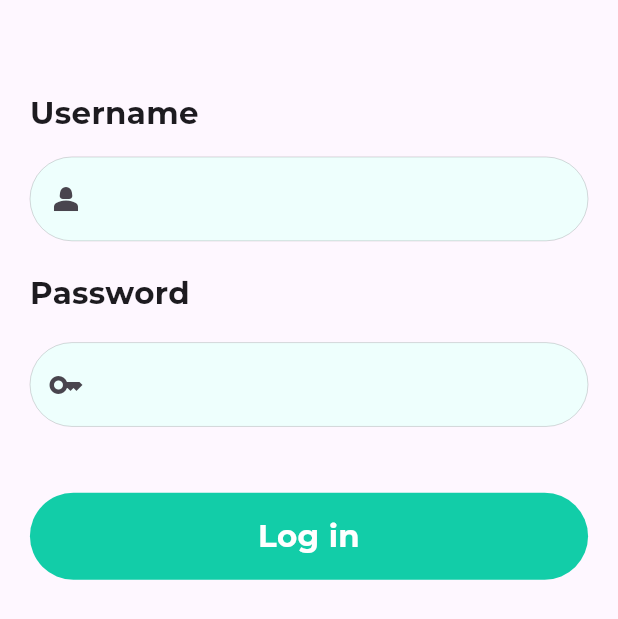
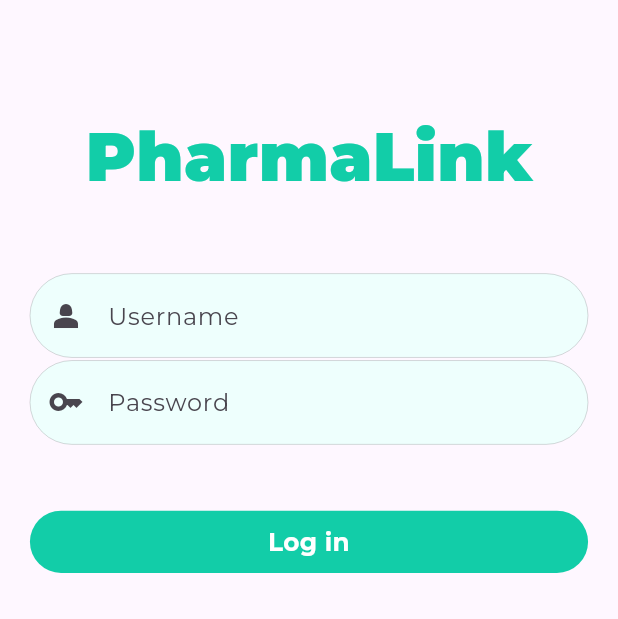
Before and after one commit to Nandagopalvs25/Pharmalink, a Flutter app: the screen it shows after launch, on a phone screen of 412 x 824 dp. Shown: the top 619 px of the screen. Run offline on Flutter 3.47's test engine with Material 3 defaults, Android fonts, the phone set to English and light mode, and no system bars; our stand-ins replace get, google_fonts; project files that could hold a hidden picture were left out.

Commit message:
Login page UI update

```diff
--- a/lib/auth/views/login.dart
+++ b/lib/auth/views/login.dart
@@ -31,6 +31,19 @@ class AuthPage extends StatelessWidget {
                 SliverList(
                   delegate: SliverChildListDelegate(
                     [
+                      SizedBox(
+                        height: _screenheight * 0.05,
+                      ),
+                      Center(
+                        child: Text(
+                          "PharmaLink",
+                          style: TextStyle(
+                            fontSize: 45,
+                            fontWeight: FontWeight.w900,
+                            color: Color.fromARGB(255, 18, 205, 168),
+                          ),
+                        ),
+                      ),
                       // Container(
                       //   width: _screenwidth * 0.852787,
                       //   height: _screenheight * 0.29218656,
@@ -40,20 +53,20 @@ class AuthPage extends StatelessWidget {
                       //   ),
                       // ),
                       SizedBox(
-                        height: _screenheight * 0.03549828,
+                        height: _screenheight * 0.05549828,
                       ),
-                      Text(
-                        "Username",
-                        textAlign: TextAlign.left,
-                        style: TextStyle(
-                          fontSize: _screenheight * 0.025,
-                          fontWeight: FontWeight.w700,
-                          //fontFamily:
-                        ),
-                      ),
-                      SizedBox(
-                        height: _screenheight * 0.0181033,
-                      ),
+                      // Text(
+                      //   "Username",
+                      //   textAlign: TextAlign.left,
+                      //   style: TextStyle(
+                      //     fontSize: _screenheight * 0.025,
+                      //     fontWeight: FontWeight.w700,
+                      //     //fontFamily:
+                      //   ),
+                      // ),
+                      // SizedBox(
+                      //   height: _screenheight * 0.0181033,
+                      // ),
                       Container(
                         height: _screenheight * 0.07031547,
                         child: TextField(
@@ -74,23 +87,24 @@ class AuthPage extends StatelessWidget {
                             disabledBorder: OutlineInputBorder(
                               borderRadius: BorderRadius.circular(35),
                             ),
+                            hintText: "Username",
                           ),
                         ),
                       ),
-                      SizedBox(
-                        height: _screenheight * 0.0218765,
-                      ),
-                      Text(
-                        "Password",
-                        style: TextStyle(
-                          fontSize: _screenheight * 0.025,
-                          fontWeight: FontWeight.w700,
-                        ),
-                        textAlign: TextAlign.left,
-                      ),
-                      SizedBox(
-                        height: _screenheight * 0.022802811,
-                      ),
+                      // SizedBox(
+                      //   height: _screenheight * 0.0218765,
+                      // ),
+                      // Text(
+                      //   "Password",
+                      //   style: TextStyle(
+                      //     fontSize: _screenheight * 0.025,
+                      //     fontWeight: FontWeight.w700,
+                      //   ),
+                      //   textAlign: TextAlign.left,
+                      // ),
+                      // SizedBox(
+                      //   height: _screenheight * 0.022802811,
+                      // ),
                       Container(
                         height: _screenheight * 0.07031547,
                         child: TextField(
@@ -110,6 +124,7 @@ class AuthPage extends StatelessWidget {
                             disabledBorder: OutlineInputBorder(
                               borderRadius: BorderRadius.circular(35),
                             ),
+                            hintText: "Password",
                           ),
                         ),
                       ),
@@ -123,8 +138,8 @@ class AuthPage extends StatelessWidget {
                           Get.to(() => const UserHome());
                         },
                         child: Container(
-                          height: _screenheight * 0.07031547,
-                          width: _screenwidth * 0.05,
+                          height: _screenheight * 0.05031547,
+                          // width: _screenwidth * 0.05,
                           decoration: BoxDecoration(
                             borderRadius: BorderRadius.circular(35),
                             color: Color.fromARGB(255, 18, 205, 168),
@@ -133,7 +148,7 @@ class AuthPage extends StatelessWidget {
                             child: Text(
                               "Log in",
                               style: TextStyle(
-                                fontSize: _screenheight * 0.025,
+                                fontSize: _screenheight * 0.02,
                                 color: Colors.white,
                                 fontWeight: FontWeight.w700,
                               ),
```
